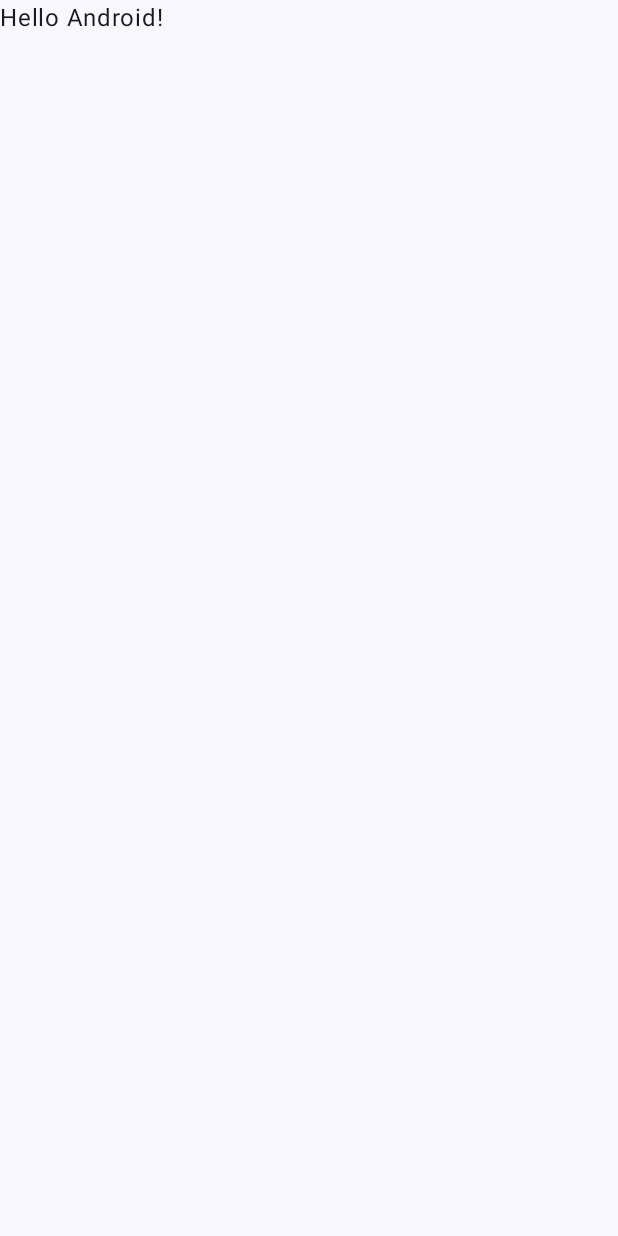
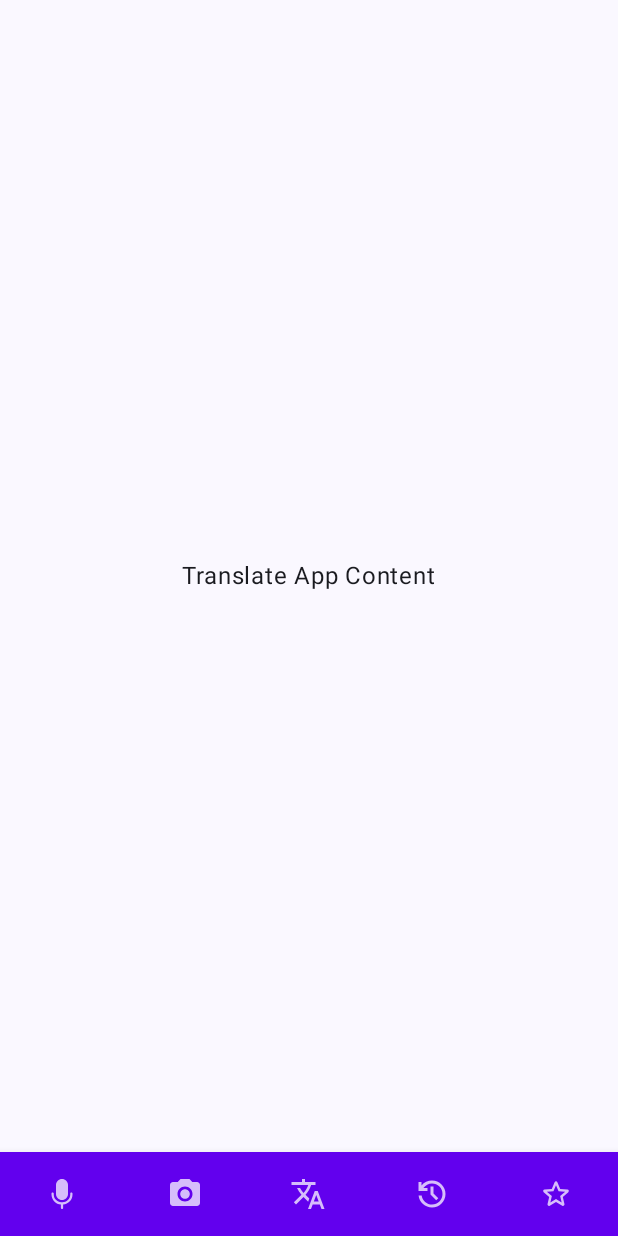
Before and after one commit to nikolaimaseikin/SpeakEasy, an Android app built with Jetpack Compose: the screen it shows after launch (MainActivity), on a phone screen of 412 x 824 dp. Before the commit the screen is almost empty. Run offline under Robolectric (Android 15) with nearby library versions, the phone set to English and light mode, and no system bars.

```diff
--- a/app/build.gradle.kts
+++ b/app/build.gradle.kts
@@ -49,6 +49,7 @@ dependencies {
     implementation(libs.androidx.ui.graphics)
     implementation(libs.androidx.ui.tooling.preview)
     implementation(libs.androidx.material3)
+    implementation(libs.androidx.material)
     testImplementation(libs.junit)
     androidTestImplementation(libs.androidx.junit)
     androidTestImplementation(libs.androidx.espresso.core)
--- a/app/src/main/java/com/maseykin/speakeasy/app/MainActivity.kt
+++ b/app/src/main/java/com/maseykin/speakeasy/app/MainActivity.kt
@@ -4,12 +4,24 @@ import android.os.Bundle
 import androidx.activity.ComponentActivity
 import androidx.activity.compose.setContent
 import androidx.activity.enableEdgeToEdge
+import androidx.compose.foundation.layout.Arrangement
+import androidx.compose.foundation.layout.Column
 import androidx.compose.foundation.layout.fillMaxSize
 import androidx.compose.foundation.layout.padding
+import androidx.compose.material.BottomNavigation
+import androidx.compose.material.BottomNavigationItem
+import androidx.compose.material.Icon
+import androidx.compose.material.MaterialTheme
+import androidx.compose.material.Surface
+import androidx.compose.material.primarySurface
+import androidx.compose.material3.BottomAppBar
 import androidx.compose.material3.Scaffold
 import androidx.compose.material3.Text
 import androidx.compose.runtime.Composable
+import androidx.compose.ui.Alignment
 import androidx.compose.ui.Modifier
+import androidx.compose.ui.graphics.vector.ImageVector
+import androidx.compose.ui.res.vectorResource
 import androidx.compose.ui.tooling.preview.Preview
 import com.maseykin.speakeasy.app.ui.theme.SpeakEasyTheme
 
@@ -19,11 +31,19 @@ class MainActivity : ComponentActivity() {
         enableEdgeToEdge()
         setContent {
             SpeakEasyTheme {
-                Scaffold(modifier = Modifier.fillMaxSize()) { innerPadding ->
-                    Greeting(
-                        name = "Android",
-                        modifier = Modifier.padding(innerPadding)
-                    )
+                Scaffold(
+                    bottomBar = {
+                        BottomNavigationBar()
+                    },
+                    modifier = Modifier.fillMaxSize()
+                ) { innerPadding ->
+                    Column(
+                        modifier = Modifier.fillMaxSize().padding(innerPadding),
+                        horizontalAlignment = Alignment.CenterHorizontally,
+                        verticalArrangement = Arrangement.Center
+                    ) {
+                        Text(text = "Translate App Content")
+                    }
                 }
             }
         }
@@ -31,17 +51,70 @@ class MainActivity : ComponentActivity() {
 }
 
 @Composable
-fun Greeting(name: String, modifier: Modifier = Modifier) {
-    Text(
-        text = "Hello $name!",
-        modifier = modifier
-    )
-}
+fun BottomNavigationBar() {
+    BottomNavigation(
+        backgroundColor = MaterialTheme.colors.primarySurface,
+        contentColor = MaterialTheme.colors.onPrimary
+    ) {
+        BottomNavigationItem(
+            icon = {
+                Icon(
+                    ImageVector.vectorResource(id = R.drawable.ic_mic),
+                    contentDescription = "Chat"
+                )
+            },
+            selected = false,
+            onClick = {
 
-@Preview(showBackground = true)
-@Composable
-fun GreetingPreview() {
-    SpeakEasyTheme {
-        Greeting("Android")
+            }
+        )
+        BottomNavigationItem(
+            icon = {
+                Icon(
+                    ImageVector.vectorResource(id = R.drawable.ic_camera),
+                    contentDescription = "Camera"
+                )
+            },
+            selected = false,
+            onClick = {
+
+            }
+        )
+        BottomNavigationItem(
+            icon = {
+                Icon(
+                    ImageVector.vectorResource(id = R.drawable.ic_translate),
+                    contentDescription = "Translate"
+                )
+            },
+            selected = false,
+            onClick = {
+
+            }
+        )
+        BottomNavigationItem(
+            icon = {
+                Icon(
+                    ImageVector.vectorResource(id = R.drawable.ic_history),
+                    contentDescription = "History"
+                )
+            },
+            selected = false,
+            onClick = {
+
+            }
+        )
+        BottomNavigationItem(
+            icon = {
+                Icon(
+                    ImageVector.vectorResource(id = R.drawable.ic_fav),
+                    contentDescription = "Favorite"
+                )
+            },
+            selected = false,
+            onClick = {
+
+            }
+        )
     }
 }
--- /dev/null
+++ b/app/src/main/res/drawable/ic_camera.xml
@@ -0,0 +1,12 @@
+<vector xmlns:android="http://schemas.android.com/apk/res/android"
+    android:width="24dp"
+    android:height="24dp"
+    android:viewportWidth="24"
+    android:viewportHeight="24">
+  <path
+      android:pathData="M12,15.2C13.767,15.2 15.2,13.767 15.2,12C15.2,10.233 13.767,8.8 12,8.8C10.233,8.8 8.8,10.233 8.8,12C8.8,13.767 10.233,15.2 12,15.2Z"
+      android:fillColor="#000000"/>
+  <path
+      android:pathData="M9,2L7.17,4H4C2.9,4 2,4.9 2,6V18C2,19.1 2.9,20 4,20H20C21.1,20 22,19.1 22,18V6C22,4.9 21.1,4 20,4H16.83L15,2H9ZM12,17C9.24,17 7,14.76 7,12C7,9.24 9.24,7 12,7C14.76,7 17,9.24 17,12C17,14.76 14.76,17 12,17Z"
+      android:fillColor="#000000"/>
+</vector>
--- /dev/null
+++ b/app/src/main/res/drawable/ic_fav.xml
@@ -0,0 +1,9 @@
+<vector xmlns:android="http://schemas.android.com/apk/res/android"
+    android:width="24dp"
+    android:height="24dp"
+    android:viewportWidth="24"
+    android:viewportHeight="24">
+  <path
+      android:pathData="M19.65,9.04L14.81,8.62L12.92,4.17C12.58,3.36 11.42,3.36 11.08,4.17L9.19,8.63L4.36,9.04C3.48,9.11 3.12,10.21 3.79,10.79L7.46,13.97L6.36,18.69C6.16,19.55 7.09,20.23 7.85,19.77L12,17.27L16.15,19.78C16.91,20.24 17.84,19.56 17.64,18.7L16.54,13.97L20.21,10.79C20.88,10.21 20.53,9.11 19.65,9.04ZM12,15.4L8.24,17.67L9.24,13.39L5.92,10.51L10.3,10.13L12,6.1L13.71,10.14L18.09,10.52L14.77,13.4L15.77,17.68L12,15.4Z"
+      android:fillColor="#000000"/>
+</vector>
--- /dev/null
+++ b/app/src/main/res/drawable/ic_history.xml
@@ -0,0 +1,9 @@
+<vector xmlns:android="http://schemas.android.com/apk/res/android"
+    android:width="24dp"
+    android:height="24dp"
+    android:viewportWidth="24"
+    android:viewportHeight="24">
+  <path
+      android:pathData="M12,21C9.7,21 7.696,20.237 5.988,18.712C4.279,17.187 3.3,15.283 3.05,13H5.1C5.333,14.733 6.104,16.167 7.412,17.3C8.721,18.433 10.25,19 12,19C13.95,19 15.604,18.321 16.962,16.962C18.321,15.604 19,13.95 19,12C19,10.05 18.321,8.396 16.962,7.037C15.604,5.679 13.95,5 12,5C10.85,5 9.775,5.267 8.775,5.8C7.775,6.333 6.933,7.067 6.25,8H9V10H3V4H5V6.35C5.85,5.283 6.888,4.458 8.113,3.875C9.338,3.292 10.633,3 12,3C13.25,3 14.421,3.237 15.513,3.712C16.604,4.187 17.554,4.829 18.363,5.637C19.171,6.446 19.813,7.396 20.288,8.487C20.763,9.579 21,10.75 21,12C21,13.25 20.763,14.421 20.288,15.512C19.813,16.604 19.171,17.554 18.363,18.362C17.554,19.171 16.604,19.813 15.513,20.288C14.421,20.763 13.25,21 12,21ZM14.8,16.2L11,12.4V7H13V11.6L16.2,14.8L14.8,16.2Z"
+      android:fillColor="#000000"/>
+</vector>
--- /dev/null
+++ b/app/src/main/res/drawable/ic_mic.xml
@@ -0,0 +1,9 @@
+<vector xmlns:android="http://schemas.android.com/apk/res/android"
+    android:width="24dp"
+    android:height="24dp"
+    android:viewportWidth="24"
+    android:viewportHeight="24">
+  <path
+      android:pathData="M18.25,11C18.431,11 18.606,11.066 18.743,11.185C18.879,11.304 18.968,11.468 18.993,11.648L19,11.75V12.25C19,13.954 18.356,15.594 17.197,16.843C16.038,18.091 14.45,18.856 12.751,18.982L12.75,21.25C12.75,21.44 12.678,21.623 12.548,21.762C12.418,21.901 12.241,21.985 12.051,21.998C11.861,22.011 11.674,21.951 11.527,21.832C11.379,21.712 11.283,21.54 11.257,21.352L11.25,21.25V18.982C9.592,18.859 8.037,18.128 6.884,16.929C5.732,15.73 5.062,14.148 5.004,12.486L5,12.25V11.75C5,11.56 5.072,11.377 5.202,11.238C5.332,11.099 5.509,11.015 5.699,11.002C5.888,10.989 6.076,11.049 6.223,11.168C6.371,11.288 6.467,11.46 6.493,11.648L6.5,11.75V12.25C6.5,13.605 7.024,14.908 7.962,15.885C8.9,16.863 10.18,17.44 11.534,17.496L11.75,17.5H12.25C13.605,17.5 14.908,16.976 15.885,16.038C16.863,15.1 17.44,13.82 17.496,12.466L17.5,12.25V11.75C17.5,11.551 17.579,11.36 17.72,11.22C17.86,11.079 18.051,11 18.25,11ZM12,2C13.061,2 14.078,2.421 14.828,3.172C15.579,3.922 16,4.939 16,6V12C16,13.061 15.579,14.078 14.828,14.828C14.078,15.579 13.061,16 12,16C10.939,16 9.922,15.579 9.172,14.828C8.421,14.078 8,13.061 8,12V6C8,4.939 8.421,3.922 9.172,3.172C9.922,2.421 10.939,2 12,2Z"
+      android:fillColor="#000000"/>
+</vector>
--- /dev/null
+++ b/app/src/main/res/drawable/ic_translate.xml
@@ -0,0 +1,9 @@
+<vector xmlns:android="http://schemas.android.com/apk/res/android"
+    android:width="24dp"
+    android:height="24dp"
+    android:viewportWidth="24"
+    android:viewportHeight="24">
+  <path
+      android:pathData="M12.87,15.07L10.33,12.56L10.36,12.53C12.054,10.647 13.32,8.419 14.07,6H17V4H10V2H8V4H1V6H12.17C11.5,7.92 10.44,9.75 9,11.35C8.07,10.32 7.3,9.19 6.69,8H4.69C5.42,9.63 6.42,11.17 7.67,12.56L2.58,17.58L4,19L9,14L12.11,17.11L12.87,15.07ZM18.5,10H16.5L12,22H14L15.12,19H19.87L21,22H23L18.5,10ZM15.88,17L17.5,12.67L19.12,17H15.88Z"
+      android:fillColor="#ffffff"/>
+</vector>
--- a/gradle/libs.versions.toml
+++ b/gradle/libs.versions.toml
@@ -8,6 +8,7 @@ espressoCore = "3.6.1"
 lifecycleRuntimeKtx = "2.8.6"
 activityCompose = "1.9.2"
 composeBom = "2024.04.01"
+material = "1.7.5"
 
 [libraries]
 androidx-core-ktx = { group = "androidx.core", name = "core-ktx", version.ref = "coreKtx" }
@@ -24,6 +25,7 @@ androidx-ui-tooling-preview = { group = "androidx.compose.ui", name = "ui-toolin
 androidx-ui-test-manifest = { group = "androidx.compose.ui", name = "ui-test-manifest" }
 androidx-ui-test-junit4 = { group = "androidx.compose.ui", name = "ui-test-junit4" }
 androidx-material3 = { group = "androidx.compose.material3", name = "material3" }
+androidx-material = { group = "androidx.compose.material", name = "material" }
 
 [plugins]
 android-application = { id = "com.android.application", version.ref = "agp" }
```
